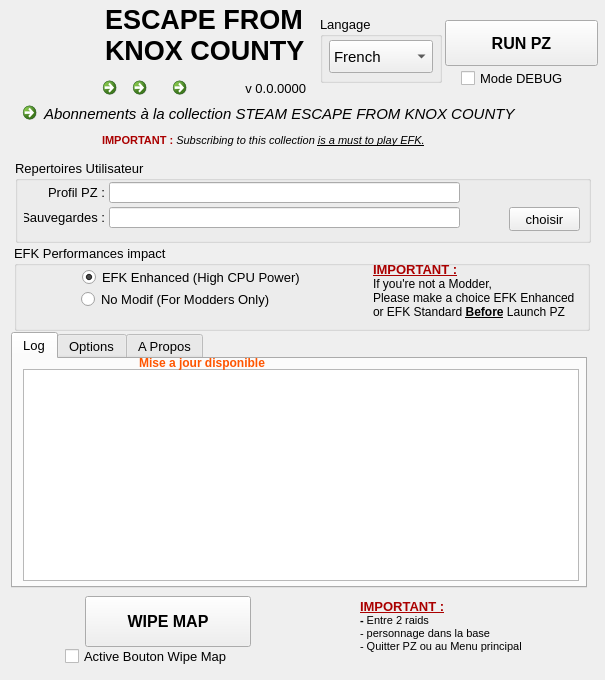
Before: the Qt Designer form principale.ui in ChristopheTdn/EFK-Launcher, drawn with Qt 5.
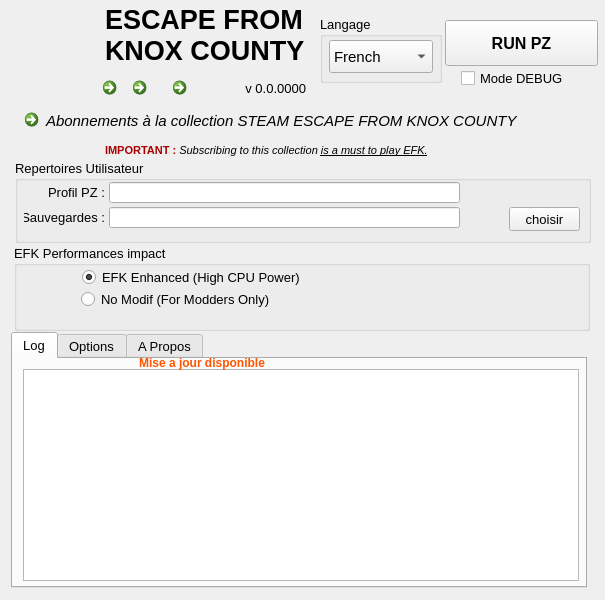
After: the same form once the commit is applied. The open tabs and pages were chosen to show the change. Icons and pictures are not drawn.

The edit to the form file:
```diff
--- a/principale.ui
+++ b/principale.ui
@@ -10,19 +10,19 @@
     <x>0</x>
     <y>0</y>
     <width>605</width>
-    <height>680</height>
+    <height>600</height>
    </rect>
   </property>
   <property name="minimumSize">
    <size>
     <width>605</width>
-    <height>680</height>
+    <height>600</height>
    </size>
   </property>
   <property name="maximumSize">
    <size>
     <width>605</width>
-    <height>710</height>
+    <height>600</height>
    </size>
   </property>
   <property name="baseSize">
@@ -690,64 +690,6 @@
      <bool>true</bool>
     </property>
    </widget>
-   <widget class="QLabel" name="label_Danger">
-    <property name="geometry">
-     <rect>
-      <x>295</x>
-      <y>601</y>
-      <width>51</width>
-      <height>46</height>
-     </rect>
-    </property>
-    <property name="text">
-     <string notr="true"/>
-    </property>
-    <property name="pixmap">
-     <pixmap resource="ressources.qrc">:/gfx/gfx/danger.png</pixmap>
-    </property>
-    <property name="scaledContents">
-     <bool>true</bool>
-    </property>
-   </widget>
-   <widget class="QPushButton" name="pushButton_WIPE">
-    <property name="geometry">
-     <rect>
-      <x>85</x>
-      <y>596</y>
-      <width>166</width>
-      <height>51</height>
-     </rect>
-    </property>
-    <property name="font">
-     <font>
-      <pointsize>12</pointsize>
-      <bold>true</bold>
-     </font>
-    </property>
-    <property name="text">
-     <string>WIPE MAP</string>
-    </property>
-   </widget>
-   <widget class="QLabel" name="label_Titre_2">
-    <property name="geometry">
-     <rect>
-      <x>360</x>
-      <y>591</y>
-      <width>226</width>
-      <height>71</height>
-     </rect>
-    </property>
-    <property name="font">
-     <font>
-      <family>Segoe UI</family>
-      <pointsize>8</pointsize>
-      <bold>false</bold>
-     </font>
-    </property>
-    <property name="text">
-     <string>&lt;html&gt;&lt;head/&gt;&lt;body&gt;&lt;p&gt;&lt;span style=&quot; font-size:10pt; font-weight:700; text-decoration: underline; color:#aa0000;&quot;&gt;IMPORTANT :&lt;/span&gt;&lt;span style=&quot; font-weight:700; text-decoration: underline;&quot;&gt;&lt;br/&gt;&lt;/span&gt;&lt;span style=&quot; font-weight:700;&quot;&gt;- &lt;/span&gt;Entre 2 raids&lt;br/&gt;- personnage dans la base&lt;br/&gt;- Quitter PZ ou au Menu principal&lt;/p&gt;&lt;/body&gt;&lt;/html&gt;</string>
-    </property>
-   </widget>
    <widget class="QCommandLinkButton" name="commandLinkButton_Twitch">
     <property name="geometry">
      <rect>
@@ -838,32 +780,13 @@
      </size>
     </property>
    </widget>
-   <widget class="QLabel" name="label_IconStatus_WIPEMAP">
-    <property name="geometry">
-     <rect>
-      <x>25</x>
-      <y>596</y>
-      <width>51</width>
-      <height>46</height>
-     </rect>
-    </property>
-    <property name="text">
-     <string notr="true"/>
-    </property>
-    <property name="pixmap">
-     <pixmap resource="ressources.qrc">:/gfx/gfx/supprimer.png</pixmap>
-    </property>
-    <property name="scaledContents">
-     <bool>true</bool>
-    </property>
-   </widget>
    <widget class="QCommandLinkButton" name="commandLinkButton_STEAM">
     <property name="geometry">
      <rect>
-      <x>15</x>
-      <y>95</y>
+      <x>17</x>
+      <y>102</y>
       <width>581</width>
-      <height>61</height>
+      <height>52</height>
      </rect>
     </property>
     <property name="font">
@@ -1000,45 +923,6 @@
       <string>No Modif (For Modders Only)</string>
      </property>
     </widget>
-    <widget class="QLabel" name="label_alert">
-     <property name="geometry">
-      <rect>
-       <x>359</x>
-       <y>10</y>
-       <width>210</width>
-       <height>71</height>
-      </rect>
-     </property>
-     <property name="font">
-      <font>
-       <family>Segoe UI</family>
-       <pointsize>9</pointsize>
-       <bold>false</bold>
-      </font>
-     </property>
-     <property name="text">
-      <string>&lt;html&gt;&lt;head/&gt;&lt;body&gt;&lt;p&gt;&lt;span style=&quot; font-size:10pt; font-weight:700; text-decoration: underline; color:#aa0000;&quot;&gt;IMPORTANT :&lt;/span&gt;&lt;span style=&quot; font-weight:700; text-decoration: underline;&quot;&gt;&lt;br/&gt;&lt;/span&gt;If you're not a Modder,&lt;br/&gt;Please make a choice EFK Enhanced&lt;br/&gt;or EFK Standard &lt;span style=&quot; font-weight:700; text-decoration: underline;&quot;&gt;Before&lt;/span&gt; Launch PZ&lt;/p&gt;&lt;/body&gt;&lt;/html&gt;</string>
-     </property>
-    </widget>
-    <widget class="QLabel" name="label_SignAlert">
-     <property name="geometry">
-      <rect>
-       <x>309</x>
-       <y>19</y>
-       <width>21</width>
-       <height>51</height>
-      </rect>
-     </property>
-     <property name="text">
-      <string/>
-     </property>
-     <property name="pixmap">
-      <pixmap resource="ressources.qrc">:/gfx/gfx/accolade.png</pixmap>
-     </property>
-     <property name="scaledContents">
-      <bool>true</bool>
-     </property>
-    </widget>
    </widget>
    <widget class="QLabel" name="label_version">
     <property name="enabled">
@@ -1062,23 +946,6 @@
      <set>Qt::AlignRight|Qt::AlignTrailing|Qt::AlignVCenter</set>
     </property>
    </widget>
-   <widget class="QCheckBox" name="checkBox_unlock">
-    <property name="geometry">
-     <rect>
-      <x>65</x>
-      <y>646</y>
-      <width>211</width>
-      <height>20</height>
-     </rect>
-    </property>
-    <property name="text">
-     <string>Active Bouton Wipe Map</string>
-    </property>
-    <property name="icon">
-     <iconset resource="ressources.qrc">
-      <normaloff>:/gfx/gfx/danger.png</normaloff>:/gfx/gfx/danger.png</iconset>
-    </property>
-   </widget>
    <widget class="QLabel" name="label_UpdateAvailable_2">
     <property name="geometry">
      <rect>
@@ -1189,9 +1056,9 @@
    <widget class="QLabel" name="label_TooltipSteamCollection">
     <property name="geometry">
      <rect>
-      <x>102</x>
-      <y>133</y>
-      <width>389</width>
+      <x>105</x>
+      <y>143</y>
+      <width>447</width>
       <height>16</height>
      </rect>
     </property>
```
Left out of the diff: 7 changed lines with no effect on the pictures.
